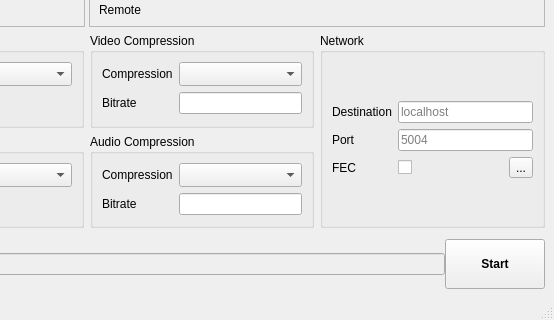
Before: the Qt Designer form gui/QT/ui/ultragrid_window.ui in CESNET/UltraGrid, drawn with Qt 5; both pictures show x 381 to 935 and y 391 to 711 of the 935 by 711 pixel window.
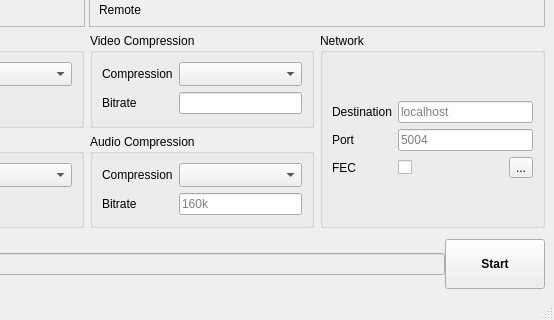
After: the same form once the commit is applied. Custom widgets are drawn as their Qt base class.

Commit message: GUI: Show placeholder text for video & audio bitrate

```diff
--- a/gui/QT/ui/ultragrid_window.ui
+++ b/gui/QT/ui/ultragrid_window.ui
@@ -458,6 +458,9 @@
              <verstretch>0</verstretch>
             </sizepolicy>
            </property>
+           <property name="placeholderText">
+            <string>160k</string>
+           </property>
           </widget>
          </item>
         </layout>
```
The commit also changes 5 other files.
